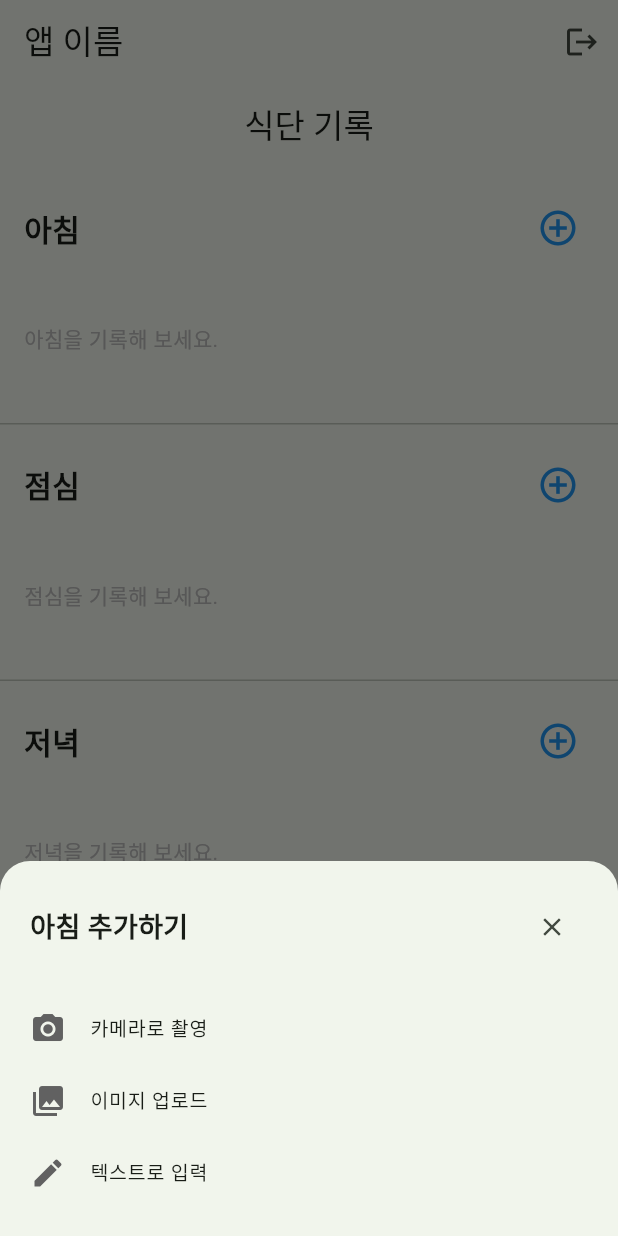
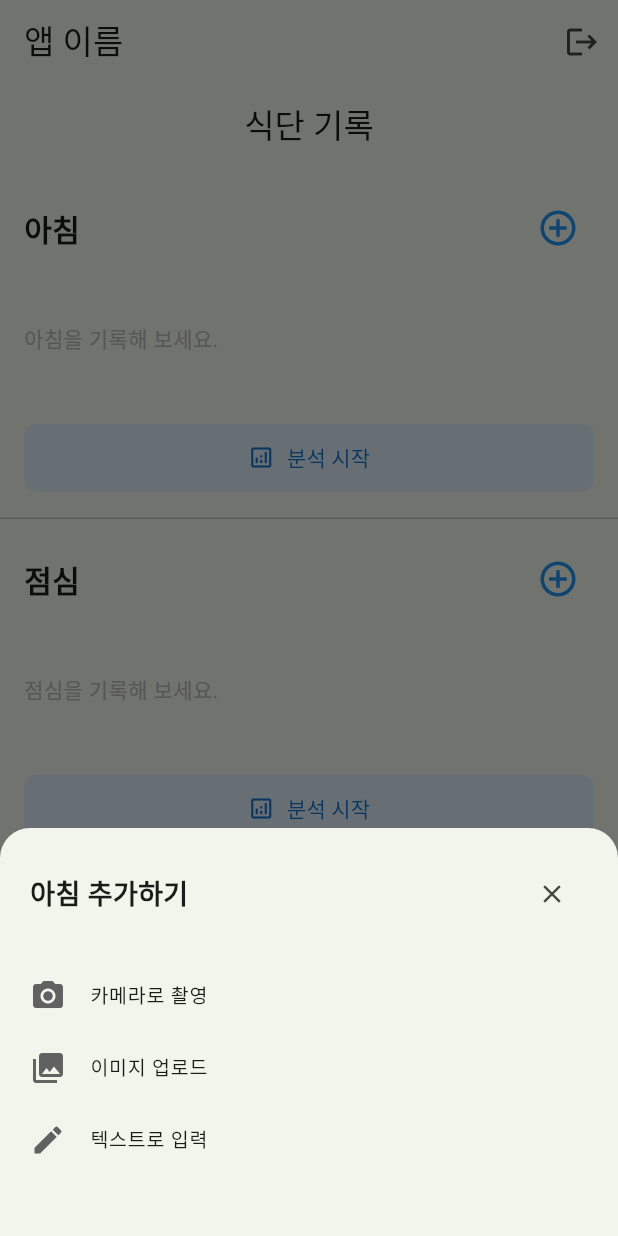
Before and after one commit to jungminmobile/Iwantfirst, a Flutter app: the screen it shows once a user with an empty profile is signed in, item 2 of the bottom bar chosen, after a tap on the "add circle outline" icon, on a phone screen of 412 x 824 dp. Run offline on Flutter 3.47's test engine with Material 3 defaults, Android fonts, the phone set to English and light mode, and no system bars; our stand-ins replace cloud_firestore, firebase_auth, firebase_core, fl_chart, image_picker; accounts and stored records are empty.

Commit message:
식단기록 화면(camera_screen.dart)화면에서 각 끼니별로 분석 시작 버튼 만듦(리스트에 여러장을 추가하고, 이 사진들을 한번에 분석하는 방식), 카메라로 촬영한 사진을 리스트에 올리는거까지 만듦(이미지 업로드, 텍스트로 입력은 아직 X)

```diff
--- a/lib/screens/camera_screen.dart
+++ b/lib/screens/camera_screen.dart
@@ -1,4 +1,6 @@
+import 'dart:io';
 import 'package:flutter/material.dart';
+import 'package:image_picker/image_picker.dart';
 
 class CameraScreen extends StatefulWidget {
   const CameraScreen({super.key});
@@ -8,39 +10,104 @@ class CameraScreen extends StatefulWidget {
 }
 
 class _CameraScreenState extends State<CameraScreen> {
-  // 나중에 실제 데이터를 담을 리스트들 (지금은 비어있음)
-  final List<String> _breakfastItems = [];
-  final List<String> _lunchItems = [];
-  final List<String> _dinnerItems = [];
-  final List<String> _snackItems = [];
+  final ImagePicker _picker = ImagePicker();
 
-  // 더하기 버튼 눌렀을 때 실행되는 함수 (메뉴 선택창 띄우기)
+  final List<XFile> _breakfastImages = [];
+  final List<XFile> _lunchImages = [];
+  final List<XFile> _dinnerImages = [];
+  final List<XFile> _snackImages = [];
+
+  @override
+  void initState() {
+    super.initState();
+    // 앱이 죽었다가 살아났을 때, 잃어버린 데이터(사진)가 있는지 확인하는 함수 실행
+    _retrieveLostData();
+  }
+
+  // 🟢 [중요] 안드로이드에서 앱이 종료되었을 때 사진 복구하는 함수
+  Future<void> _retrieveLostData() async {
+    final LostDataResponse response = await _picker.retrieveLostData();
+
+    if (response.isEmpty) {
+      return;
+    }
+
+    final XFile? file = response.file;
+    if (file != null) {
+      setState(() {
+        // 복구된 사진은 일단 '아침' 섹션에 넣거나,
+        // (임시) 가장 최근에 작업하던 곳에 넣어야 하는데
+        // 여기서는 예시로 '아침'에 추가해둡니다.
+        // 실제로는 어떤 버튼을 눌렀었는지 저장하는 로직이 더 필요하지만,
+        // 일단 사진이 날아가지 않게 하는 것이 우선입니다.
+        _breakfastImages.add(file);
+      });
+
+      ScaffoldMessenger.of(context).showSnackBar(
+        const SnackBar(content: Text('이미지를 복구했습니다. (아침 섹션 확인)')),
+      );
+    } else {
+      print('이미지 복구 실패: ${response.exception?.code}');
+    }
+  }
+
+  Future<void> _pickImage(String mealType, ImageSource source) async {
+    try {
+      // 이미지 품질을 50%로 줄여서 메모리 부족 방지
+      final XFile? pickedFile = await _picker.pickImage(
+        source: source,
+        imageQuality: 50, // 🟢 품질 압축
+        maxWidth: 1024,   // 🟢 크기 제한
+      );
+
+      if (pickedFile != null) {
+        setState(() {
+          switch (mealType) {
+            case '아침':
+              _breakfastImages.add(pickedFile);
+              break;
+            case '점심':
+              _lunchImages.add(pickedFile);
+              break;
+            case '저녁':
+              _dinnerImages.add(pickedFile);
+              break;
+            case '간식':
+              _snackImages.add(pickedFile);
+              break;
+          }
+        });
+      }
+    } catch (e) {
+      print('사진 선택 실패: $e');
+    }
+  }
+
   void _showAddOptions(BuildContext context, String mealType) {
     showModalBottomSheet(
       context: context,
+      isScrollControlled: true, // 🟢 높이 유동적 조절
       shape: const RoundedRectangleBorder(
         borderRadius: BorderRadius.vertical(top: Radius.circular(20)),
       ),
       builder: (BuildContext context) {
-        return Container(
-          padding: const EdgeInsets.all(20),
-          height: 250, // 높이 조절
+        // 🟢 2.0 픽셀 오버플로우 해결을 위해 높이를 고정하지 않고 Wrap으로 감쌈
+        return Padding(
+          padding: const EdgeInsets.fromLTRB(20, 20, 20, 40), // 하단 여백 넉넉히
           child: Column(
+            mainAxisSize: MainAxisSize.min, // 내용물만큼만 높이 차지
             crossAxisAlignment: CrossAxisAlignment.start,
             children: [
-              // 상단 타이틀 및 X 버튼
               Row(
                 mainAxisAlignment: MainAxisAlignment.spaceBetween,
                 children: [
                   Text(
                     '$mealType 추가하기',
                     style: const TextStyle(
-                      fontSize: 18,
-                      fontWeight: FontWeight.bold,
-                    ),
+                        fontSize: 18, fontWeight: FontWeight.bold),
                   ),
                   IconButton(
-                    onPressed: () => Navigator.pop(context), // 닫기 기능
+                    onPressed: () => Navigator.pop(context),
                     icon: const Icon(Icons.close, size: 20),
                     padding: EdgeInsets.zero,
                     constraints: const BoxConstraints(),
@@ -48,15 +115,12 @@ class _CameraScreenState extends State<CameraScreen> {
                 ],
               ),
               const SizedBox(height: 20),
-
-              // 3가지 옵션 버튼들
               _buildOptionTile(
                 icon: Icons.camera_alt,
                 text: '카메라로 촬영',
                 onTap: () {
                   Navigator.pop(context);
-                  print('$mealType - 카메라 촬영 선택됨');
-                  // TODO: 카메라 기능 구현
+                  _pickImage(mealType, ImageSource.camera);
                 },
               ),
               _buildOptionTile(
@@ -64,8 +128,7 @@ class _CameraScreenState extends State<CameraScreen> {
                 text: '이미지 업로드',
                 onTap: () {
                   Navigator.pop(context);
-                  print('$mealType - 이미지 업로드 선택됨');
-                  // TODO: 갤러리 기능 구현
+                  _pickImage(mealType, ImageSource.gallery);
                 },
               ),
               _buildOptionTile(
@@ -74,7 +137,6 @@ class _CameraScreenState extends State<CameraScreen> {
                 onTap: () {
                   Navigator.pop(context);
                   print('$mealType - 텍스트 입력 선택됨');
-                  // TODO: 텍스트 입력 기능 구현
                 },
               ),
             ],
@@ -84,7 +146,6 @@ class _CameraScreenState extends State<CameraScreen> {
     );
   }
 
-  // 모달 내부의 옵션 타일 위젯
   Widget _buildOptionTile({
     required IconData icon,
     required String text,
@@ -99,6 +160,12 @@ class _CameraScreenState extends State<CameraScreen> {
     );
   }
 
+  void _onAnalyzePressed(String mealType) {
+    ScaffoldMessenger.of(context).showSnackBar(
+      SnackBar(content: Text('$mealType 분석을 시작합니다...')),
+    );
+  }
+
   @override
   Widget build(BuildContext context) {
     return Scaffold(
@@ -109,50 +176,45 @@ class _CameraScreenState extends State<CameraScreen> {
       body: SingleChildScrollView(
         child: Column(
           children: [
-            _buildMealSection('아침', _breakfastItems),
+            _buildMealSection('아침', _breakfastImages),
             const Divider(height: 1, thickness: 1),
-            _buildMealSection('점심', _lunchItems),
+            _buildMealSection('점심', _lunchImages),
             const Divider(height: 1, thickness: 1),
-            _buildMealSection('저녁', _dinnerItems),
+            _buildMealSection('저녁', _dinnerImages),
             const Divider(height: 1, thickness: 1),
-            _buildMealSection('간식', _snackItems),
+            _buildMealSection('간식', _snackImages),
+            const SizedBox(height: 50),
           ],
         ),
       ),
     );
   }
 
-  // 각 끼니별 섹션 빌더 (아침, 점심, 저녁, 간식)
-  Widget _buildMealSection(String title, List<String> items) {
+  Widget _buildMealSection(String title, List<XFile> items) {
     return Container(
       padding: const EdgeInsets.all(16),
       width: double.infinity,
-      constraints: const BoxConstraints(minHeight: 150), // 최소 높이 설정
+      constraints: const BoxConstraints(minHeight: 180),
       child: Column(
         crossAxisAlignment: CrossAxisAlignment.start,
         children: [
-          // 섹션 헤더 (제목 + 더하기 버튼)
           Row(
             mainAxisAlignment: MainAxisAlignment.spaceBetween,
             children: [
               Text(
                 title,
-                style: const TextStyle(
-                  fontSize: 20,
-                  fontWeight: FontWeight.bold,
-                ),
+                style:
+                const TextStyle(fontSize: 20, fontWeight: FontWeight.bold),
               ),
               IconButton(
                 onPressed: () => _showAddOptions(context, title),
                 icon: const Icon(Icons.add_circle_outline),
                 iconSize: 28,
-                color: Colors.blue, // 버튼 색상
+                color: Colors.blue,
               ),
             ],
           ),
           const SizedBox(height: 10),
-
-          // 아이템 리스트 (아직 데이터가 없으면 안내 문구)
           items.isEmpty
               ? Container(
             height: 80,
@@ -168,14 +230,37 @@ class _CameraScreenState extends State<CameraScreen> {
               scrollDirection: Axis.horizontal,
               itemCount: items.length,
               itemBuilder: (context, index) {
-                // 나중에 여기에 이미지나 텍스트 카드를 표시
                 return Container(
                   width: 100,
                   margin: const EdgeInsets.only(right: 10),
-                  color: Colors.grey[200],
-                  child: Center(child: Text('Item $index')),
+                  decoration: BoxDecoration(
+                    color: Colors.grey[200],
+                    borderRadius: BorderRadius.circular(8),
+                    image: DecorationImage(
+                      image: FileImage(File(items[index].path)),
+                      fit: BoxFit.cover,
+                    ),
+                  ),
                 );
               },
+            ),
+          ),
+          const SizedBox(height: 15),
+          SizedBox(
+            width: double.infinity,
+            child: ElevatedButton.icon(
+              onPressed: () => _onAnalyzePressed(title),
+              icon: const Icon(Icons.analytics_outlined, size: 18),
+              label: const Text('분석 시작'),
+              style: ElevatedButton.styleFrom(
+                backgroundColor: Colors.blue[50],
+                foregroundColor: Colors.blue[700],
+                elevation: 0,
+                shape: RoundedRectangleBorder(
+                  borderRadius: BorderRadius.circular(8),
+                ),
+                padding: const EdgeInsets.symmetric(vertical: 12),
+              ),
             ),
           ),
         ],
--- a/pubspec.yaml
+++ b/pubspec.yaml
@@ -43,7 +43,7 @@ dependencies:
 
   # AI & 이미지
   google_generative_ai: ^0.4.0
-  image_picker: ^1.1.2
+  image_picker: ^1.2.1
 
   # UI & 유틸
   fl_chart: ^0.68.0
```
Also changed, not shown: 2 other files.
